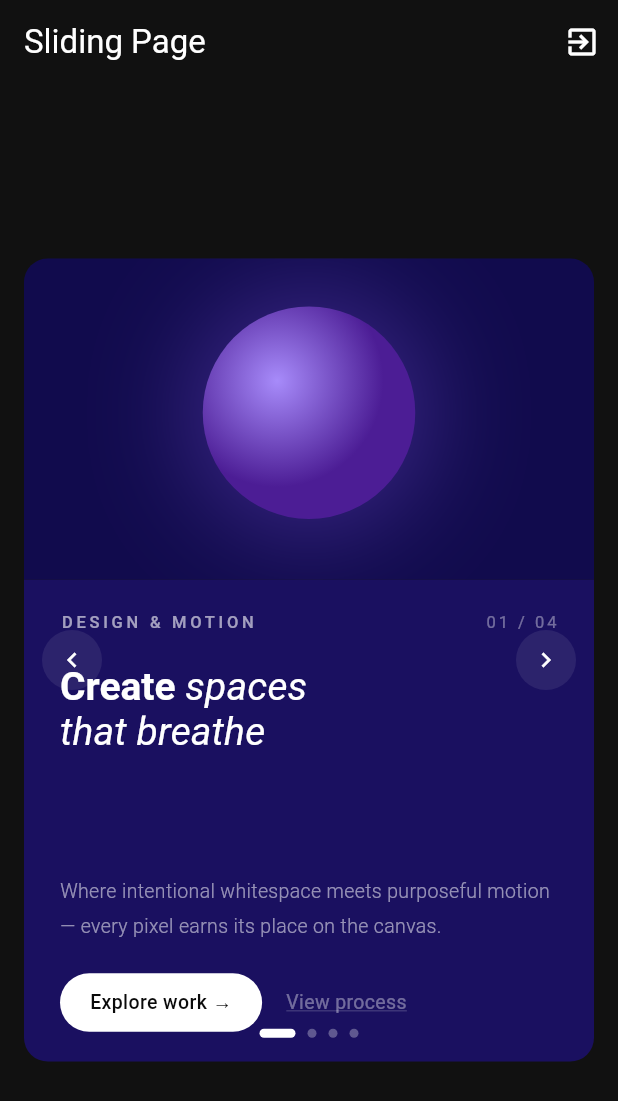
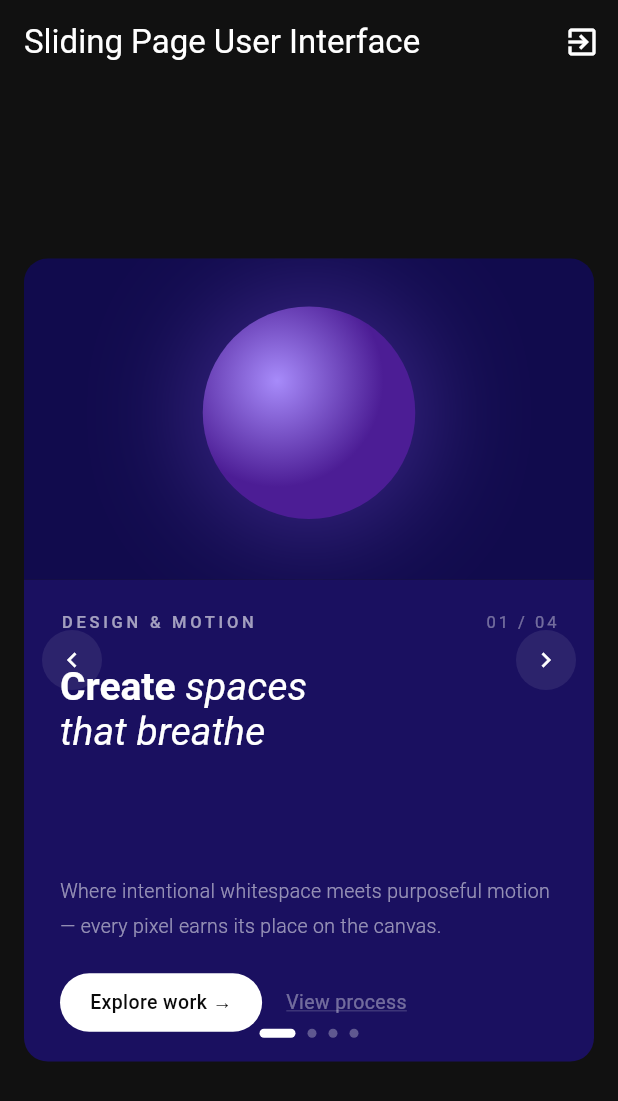
Before and after one commit to RomanGurun/isp_exit_engine_ui_public_work, a Flutter app: the SlidingPageUI screen opened directly, on a phone screen of 412 x 824 dp. Shown: the top 1101 px of the screen. Run offline on Flutter 3.47's test engine with Material 3 defaults, Android fonts, the phone set to English and light mode, and no system bars; our stand-ins replace flutter_screenutil, google_fonts, lottie, permission_handler; missing offline and left inert: hand_signature, mobile_scanner.

Commit message:
text title change

```diff
--- a/lib/feature/mini_page/out_sliding_page.dart
+++ b/lib/feature/mini_page/out_sliding_page.dart
@@ -124,7 +124,7 @@ class _SlidingPageUIState extends State<SlidingPageUI> {
     final sliderHeight = screenHeight * 0.65;
 
     return Scaffold(
-      appBar: AppBar(title: const Text('Sliding Page',
+      appBar: AppBar(title: const Text('Sliding Page User Interface',
       style: TextStyle(color:Colors.white),), backgroundColor: Colors.transparent, elevation: 0,
 
        automaticallyImplyLeading: false,
```
